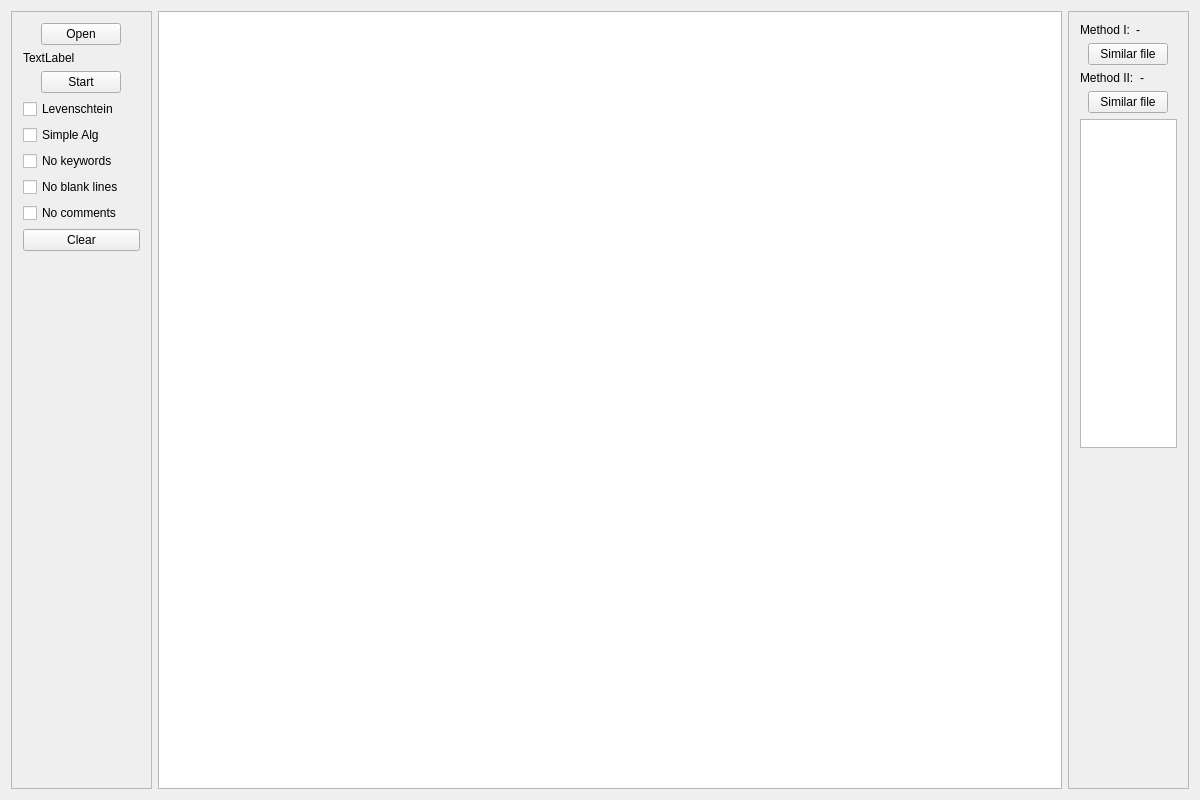
This is Projekt/project/app/mainwindow.ui in MichalBernacki/Plagiarism_detection_app as Qt 5 draws it before an edit. The edited form follows.
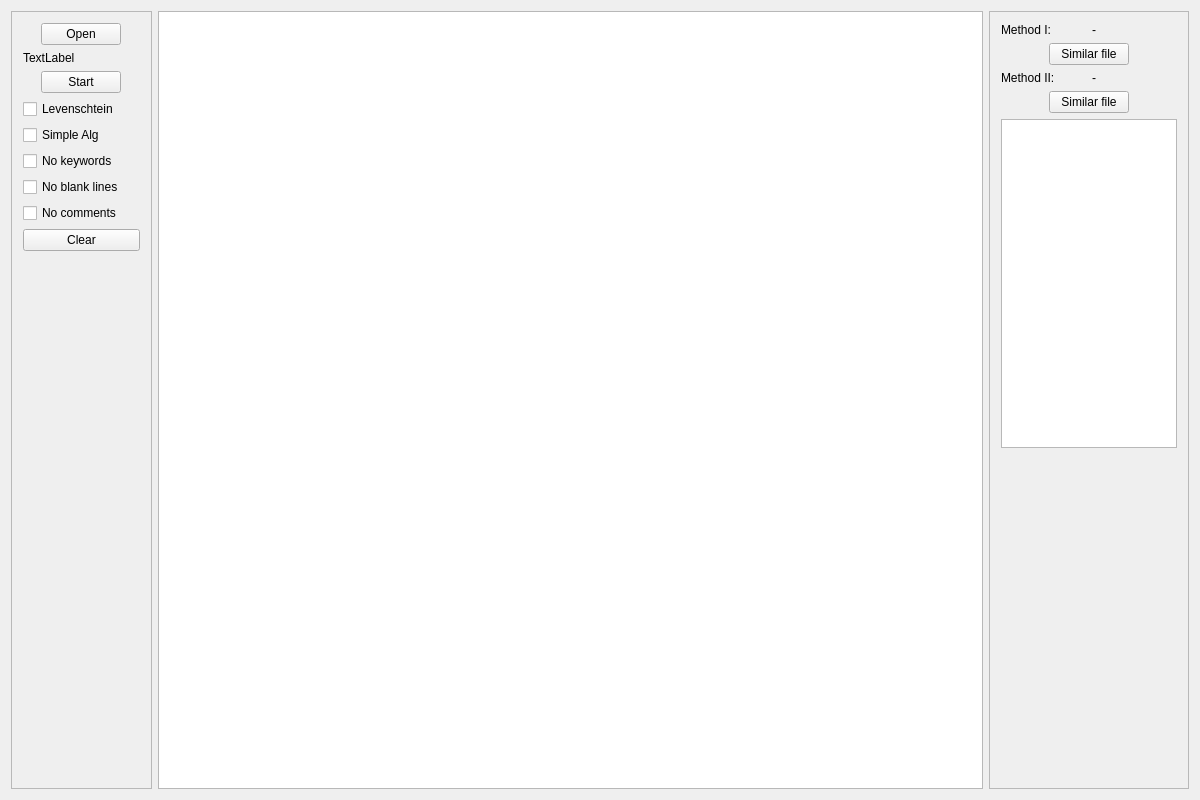
This is the edited form.

Commit message: Changed side panel size

What changed in the file:
```diff
--- a/Projekt/project/app/mainwindow.ui
+++ b/Projekt/project/app/mainwindow.ui
@@ -26,7 +26,7 @@
      <widget class="QFrame" name="frResult">
       <property name="maximumSize">
        <size>
-        <width>121</width>
+        <width>200</width>
         <height>16777215</height>
        </size>
       </property>
```
